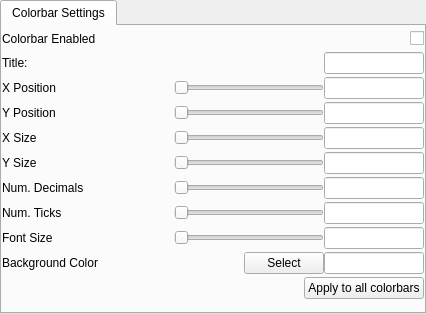
Qt form apps/vaporgui/ColorbarWidgetGUI.ui (StasJ/vapor-formatted) before a commit.
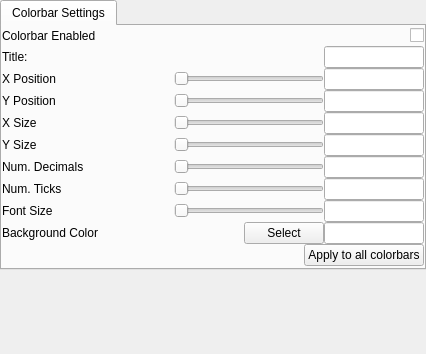
The same form after that commit.

Commit message: Moved ColorbarWidget into its own tab

```diff
--- a/apps/vaporgui/ColorbarWidgetGUI.ui
+++ b/apps/vaporgui/ColorbarWidgetGUI.ui
@@ -7,7 +7,7 @@
     <x>0</x>
     <y>0</y>
     <width>426</width>
-    <height>314</height>
+    <height>354</height>
    </rect>
   </property>
   <property name="sizePolicy">
@@ -646,6 +646,19 @@
      </widget>
     </widget>
    </item>
+   <item>
+    <spacer name="verticalSpacer">
+     <property name="orientation">
+      <enum>Qt::Vertical</enum>
+     </property>
+     <property name="sizeHint" stdset="0">
+      <size>
+       <width>20</width>
+       <height>40</height>
+      </size>
+     </property>
+    </spacer>
+   </item>
   </layout>
  </widget>
  <resources/>
```
The commit also changes 20 other files.
